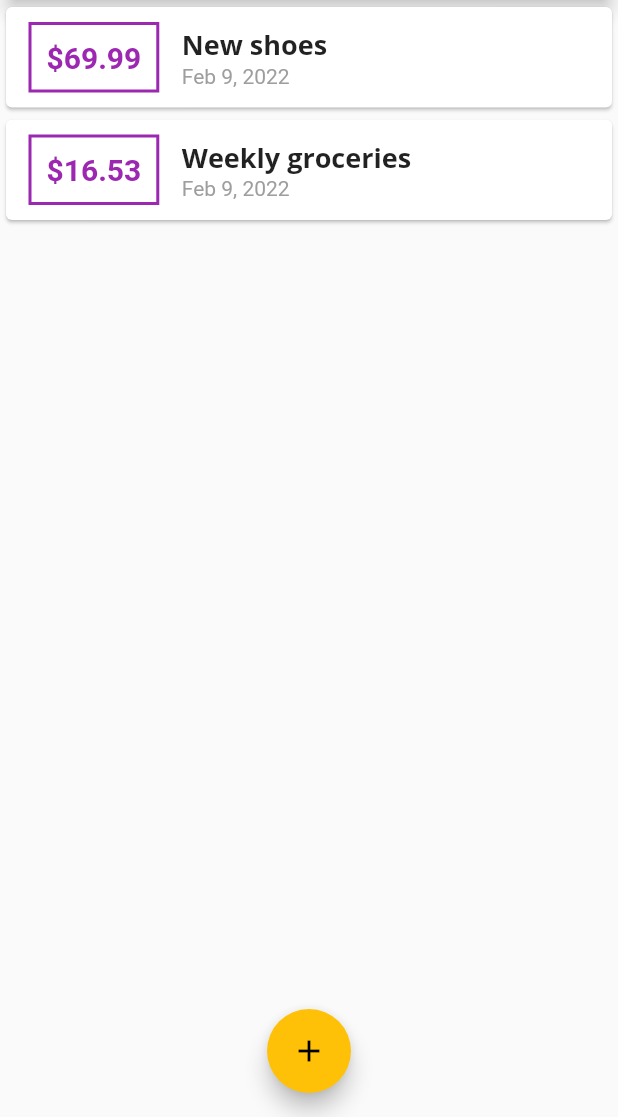
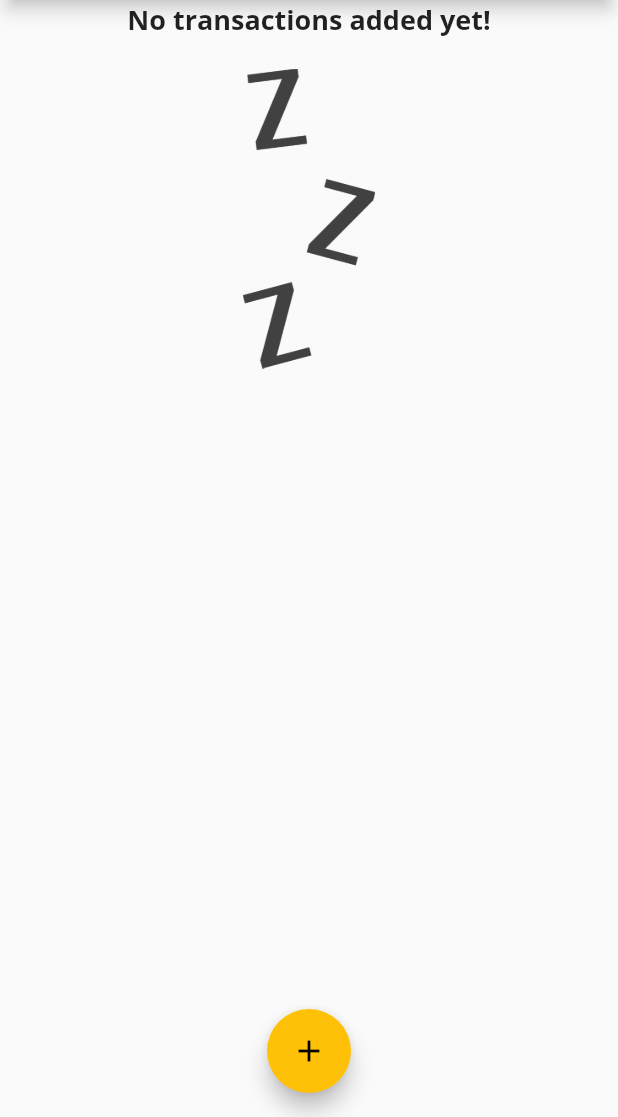
Before and after one commit to ayoline/Personal-Expenses-app, a Flutter app: the screen it shows after launch, on a phone screen of 412 x 824 dp, the part 119-1236 px from its top. Run offline on Flutter 3.47's test engine with Material 2 defaults, Android fonts, the phone set to English and light mode, and no system bars.

Commit message:
update main.dart file with an image

```diff
--- a/lib/main.dart
+++ b/lib/main.dart
@@ -46,18 +46,18 @@ class MyHomePage extends StatefulWidget {
 
 class _MyHomePageState extends State<MyHomePage> {
   final List<Transaction> _userTransactions = [
-    Transaction(
-      id: 't1',
-      title: 'New shoes',
-      amount: 69.99,
-      date: DateTime.now(),
-    ),
-    Transaction(
-      id: 't2',
-      title: 'Weekly groceries',
-      amount: 16.53,
-      date: DateTime.now(),
-    ),
+    // Transaction(
+    //   id: 't1',
+    //   title: 'New shoes',
+    //   amount: 69.99,
+    //   date: DateTime.now(),
+    // ),
+    // Transaction(
+    //   id: 't2',
+    //   title: 'Weekly groceries',
+    //   amount: 16.53,
+    //   date: DateTime.now(),
+    // ),
   ];
 
   void _addNewTransaction(String txTitle, double txAmount) {
--- /dev/null
+++ b/lib/widgets/chart.dart
@@ -0,0 +1,14 @@
+import 'package:flutter/material.dart';
+
+class Chart extends StatelessWidget {
+  const Chart({Key? key}) : super(key: key);
+
+  @override
+  Widget build(BuildContext context) {
+    return const Card(
+      elevation: 6,
+      margin: EdgeInsets.all(20),
+      child: Text('teste'),
+    );
+  }
+}
--- a/lib/widgets/transaction_list.dart
+++ b/lib/widgets/transaction_list.dart
@@ -14,7 +14,26 @@ class TransactionList extends StatelessWidget {
   Widget build(BuildContext context) {
     return Container(
       height: 300,
-      child: ListView.builder(
+      child: _transaction.isEmpty
+          ? Column(
+              children: [
+                Text(
+                  'No transactions added yet!',
+                  style: Theme.of(context).textTheme.headline6,
+                ),
+                const SizedBox(
+                  height: 20,
+                ),
+                Container(
+                  height: 200,
+                  child: Image.asset(
+                    'assets/images/waiting.png',
+                    fit: BoxFit.cover,
+                  ),
+                ),
+              ],
+            )
+          : ListView.builder(
               itemBuilder: (ctx, index) {
                 return Card(
                   child: Row(
@@ -48,7 +67,8 @@ class TransactionList extends StatelessWidget {
                             style: Theme.of(context).textTheme.headline6,
                           ),
                           Text(
-                      DateFormat.yMMMd().format(_transaction[index].date!),
+                            DateFormat.yMMMd()
+                                .format(_transaction[index].date!),
                             style: const TextStyle(
                               color: Colors.grey,
                             ),
--- a/pubspec.yaml
+++ b/pubspec.yaml
@@ -59,9 +59,8 @@ flutter:
   uses-material-design: true
 
   # To add assets to your application, add an assets section, like this:
-  # assets:
-  #   - images/a_dot_burr.jpeg
-  #   - images/a_dot_ham.jpeg
+  assets:
+    - assets/images/waiting.png
 
   # An image asset can refer to one or more resolution-specific "variants", see
   # https://flutter.dev/assets-and-images/#resolution-aware.
```
Also changed, not shown: assets/images/waiting.png (added). Lines whose indentation alone changed are shown as unchanged.
